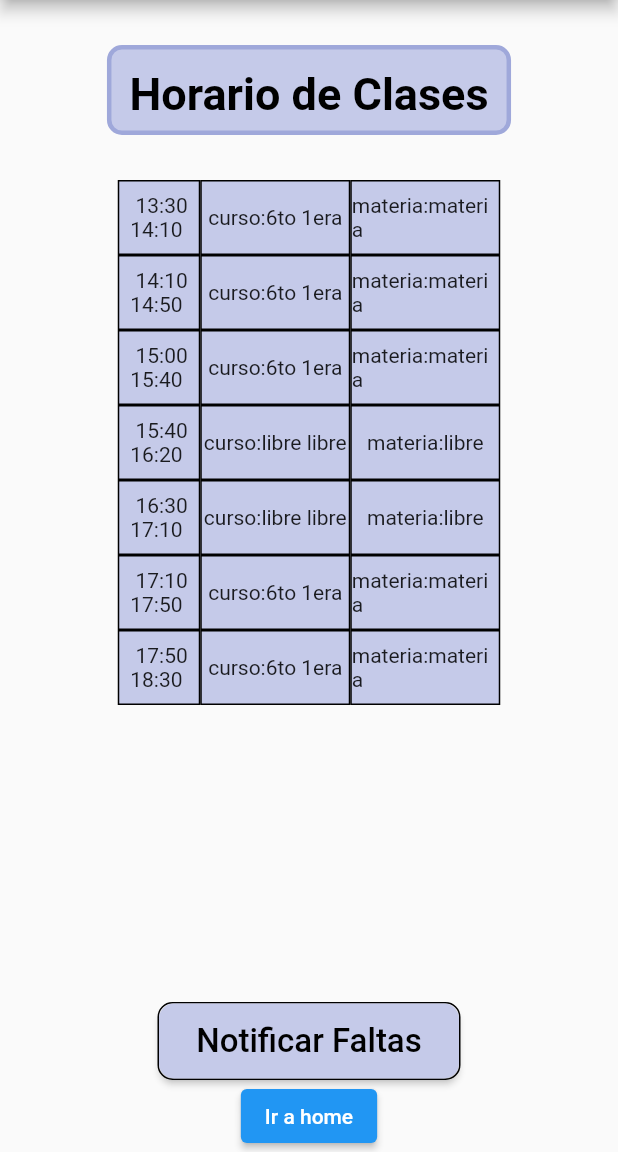
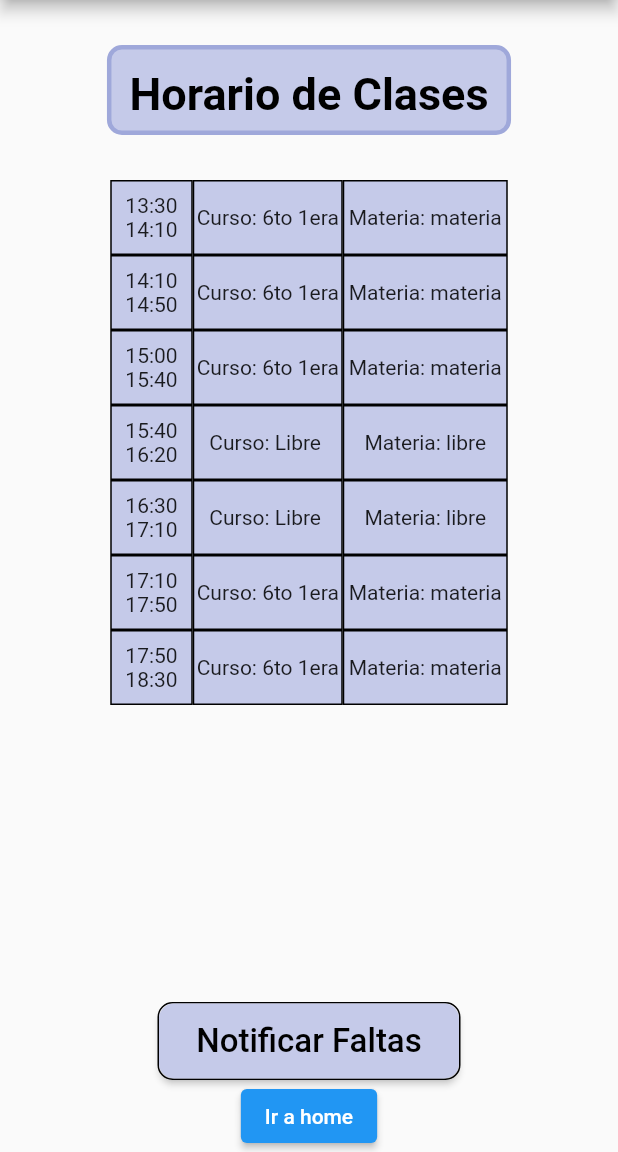
Before and after one commit to Julian-Alcaraz/schollinorder, a Flutter app: the ProfesorPage screen opened by its route, on a phone screen of 412 x 824 dp, the part 84-1236 px from its top. Run offline on Flutter 3.47's test engine with Material 2 defaults, Android fonts, the phone set to English and light mode, and no system bars.

Commit message:
acomodo decoracion en tabla

```diff
--- a/lib/src/models/curso.dart
+++ b/lib/src/models/curso.dart
@@ -7,6 +7,6 @@ class Curso {
 
 final sextoPrimera = Curso(ano: "6to", divsion: "1era");
 
-final sextoSegunda = Curso(ano: "6to", divsion: "segunda");
+final sextoSegunda = Curso(ano: "6to", divsion: "2da");
 
-final libre = Curso(ano: "libre", divsion: "libre");
+final libre = Curso(ano: "Libre", divsion: "");
--- a/lib/src/pages/profesor/profesor.dart
+++ b/lib/src/pages/profesor/profesor.dart
@@ -88,7 +88,7 @@ class ProfesorPage extends StatelessWidget {
             border: Border.all(color: Colors.black, width: 1),
           ),
           child: Text(
-            " ${bloque.horaDeCatedra.horas}",
+            "${bloque.horaDeCatedra.horas}",
           ),
         ),
         Container(
@@ -99,18 +99,18 @@ class ProfesorPage extends StatelessWidget {
             color: Colors.indigo.shade100,
             border: Border.all(color: Colors.black, width: 1),
           ),
-          child: Text("curso:${bloque.curso.ano} ${bloque.curso.divsion}"),
+          child: Text("Curso: ${bloque.curso.ano} ${bloque.curso.divsion}"),
         ),
         Container(
           height: 50,
-          width: 100,
+          width: 110,
           alignment: Alignment.center,
           decoration: BoxDecoration(
             color: Colors.indigo.shade100,
             border: Border.all(color: Colors.black, width: 1),
           ),
           child: Text(
-            "materia:${bloque.materia}",
+            "Materia: ${bloque.materia}",
           ),
         ),
       ],
```
